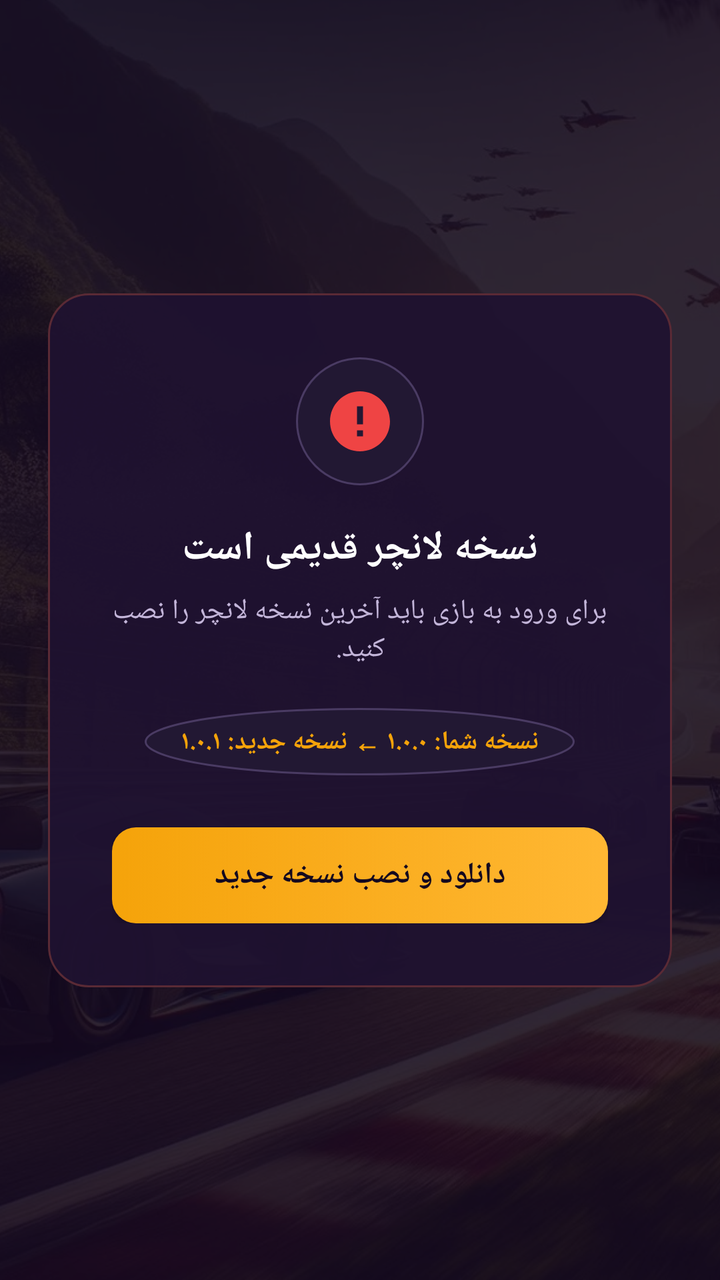
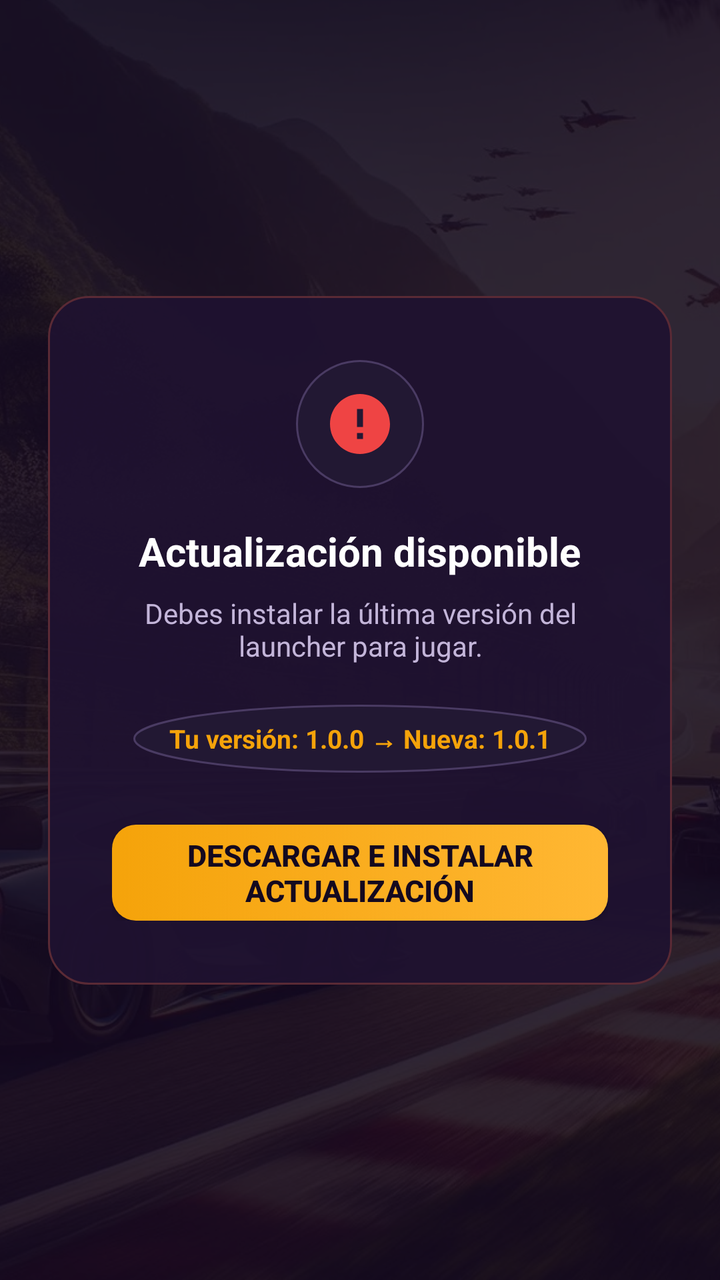

Two renders of the same Android screen: before a commit and after it. Below are the layout's source before the change and the commit's diff.
<!-- AndroidManifest.xml: activity theme Theme.AppCompat.Light.NoActionBar.FullScreen -->
<!-- res/layout/activity_force_update.xml -->
<?xml version="1.0" encoding="utf-8"?>
<androidx.constraintlayout.widget.ConstraintLayout
    xmlns:android="http://schemas.android.com/apk/res/android"
    xmlns:app="http://schemas.android.com/apk/res-auto"
    android:layout_width="match_parent"
    android:layout_height="match_parent"
    android:layoutDirection="rtl">

    
    <ImageView
        android:id="@+id/iv_update_bg"
        android:layout_width="0dp"
        android:layout_height="0dp"
        android:scaleType="centerCrop"
        android:src="@drawable/launcher_home_background"
        app:layout_constraintBottom_toBottomOf="parent"
        app:layout_constraintEnd_toEndOf="parent"
        app:layout_constraintStart_toStartOf="parent"
        app:layout_constraintTop_toTopOf="parent" />

    
    <View
        android:id="@+id/view_update_overlay"
        android:layout_width="0dp"
        android:layout_height="0dp"
        android:background="#E014091F"
        app:layout_constraintBottom_toBottomOf="parent"
        app:layout_constraintEnd_toEndOf="parent"
        app:layout_constraintStart_toStartOf="parent"
        app:layout_constraintTop_toTopOf="parent" />

    
    <LinearLayout
        android:id="@+id/card_force_update"
        android:layout_width="0dp"
        android:layout_height="wrap_content"
        android:orientation="vertical"
        android:background="@drawable/glory_bg_force_update_card"
        android:padding="32dp"
        android:gravity="center_horizontal"
        app:layout_constraintWidth_max="520dp"
        app:layout_constraintStart_toStartOf="parent"
        app:layout_constraintEnd_toEndOf="parent"
        app:layout_constraintTop_toTopOf="parent"
        app:layout_constraintBottom_toBottomOf="parent"
        android:layout_marginStart="24dp"
        android:layout_marginEnd="24dp">

        
        <FrameLayout
            android:layout_width="64dp"
            android:layout_height="64dp"
            android:background="@drawable/glory_bg_step_circle_pending">

            <ImageView
                android:layout_width="36dp"
                android:layout_height="36dp"
                android:layout_gravity="center"
                android:src="@drawable/glory_ic_update_alert" />
        </FrameLayout>

        
        <TextView
            android:id="@+id/tv_update_title"
            android:layout_width="wrap_content"
            android:layout_height="wrap_content"
            android:layout_marginTop="18dp"
            android:text="نسخه لانچر قدیمی است"
            android:textColor="#FFFFFF"
            android:textSize="20sp"
            android:textStyle="bold" />

        
        <TextView
            android:id="@+id/tv_update_desc"
            android:layout_width="wrap_content"
            android:layout_height="wrap_content"
            android:layout_marginTop="8dp"
            android:gravity="center"
            android:text="برای ورود به بازی باید آخرین نسخه لانچر را نصب کنید."
            android:textColor="#C3B5D9"
            android:textSize="14sp" />

        
        <LinearLayout
            android:layout_width="wrap_content"
            android:layout_height="wrap_content"
            android:orientation="horizontal"
            android:layout_marginTop="20dp"
            android:paddingStart="18dp"
            android:paddingEnd="18dp"
            android:paddingTop="8dp"
            android:paddingBottom="8dp"
            android:background="@drawable/glory_bg_step_circle_pending">

            <TextView
                android:id="@+id/tv_version_pill"
                android:layout_width="wrap_content"
                android:layout_height="wrap_content"
                android:text="نسخه شما: ۱.۰.۰ ← نسخه جدید: ۱.۰.۱"
                android:textColor="#F5A30A"
                android:textSize="13sp"
                android:textStyle="bold" />
        </LinearLayout>

        
        <Button
            android:id="@+id/btn_download_apk"
            android:layout_width="match_parent"
            android:layout_height="48dp"
            android:layout_marginTop="26dp"
            android:text="دانلود و نصب نسخه جدید"
            android:textColor="#14091F"
            android:textSize="15sp"
            android:textStyle="bold"
            android:background="@drawable/glory_btn_primary_amber" />
    </LinearLayout>

</androidx.constraintlayout.widget.ConstraintLayout>
<!-- resources referenced by this layout -->
<resources>
  <!-- drawable glory_bg_force_update_card (drawable) -->
  <?xml version="1.0" encoding="utf-8"?>
  <shape xmlns:android="http://schemas.android.com/apk/res/android"
      android:shape="rectangle">
      <solid android:color="#EB1F1230" />
      <stroke
          android:width="1dp"
          android:color="#5A2A35" />
      <corners android:radius="20dp" />
  </shape>
  <!-- drawable glory_bg_step_circle_pending (drawable) -->
  <?xml version="1.0" encoding="utf-8"?>
  <shape xmlns:android="http://schemas.android.com/apk/res/android"
      android:shape="oval">
      <solid android:color="#221833" />
      <stroke
          android:width="1dp"
          android:color="#4A3B63" />
  </shape>
  <!-- drawable glory_btn_primary_amber (drawable) -->
  <?xml version="1.0" encoding="utf-8"?>
  <selector xmlns:android="http://schemas.android.com/apk/res/android">
      <item android:state_pressed="true">
          <shape android:shape="rectangle">
              <corners android:radius="12dp" />
              <gradient
                  android:startColor="#D98A00"
                  android:endColor="#C07600"
                  android:angle="0" />
          </shape>
      </item>
      <item>
          <shape android:shape="rectangle">
              <corners android:radius="12dp" />
              <gradient
                  android:startColor="#F5A30A"
                  android:endColor="#FFB733"
                  android:angle="0" />
          </shape>
      </item>
  </selector>
  <!-- drawable glory_ic_update_alert (drawable) -->
  <?xml version="1.0" encoding="utf-8"?>
  <vector xmlns:android="http://schemas.android.com/apk/res/android"
      android:width="48dp"
      android:height="48dp"
      android:viewportWidth="24"
      android:viewportHeight="24">
      <path
          android:fillColor="#EF4444"
          android:pathData="M12,2C6.48,2 2,6.48 2,12s4.48,10 10,10 10,-4.48 10,-10S17.52,2 12,2zM13,17h-2v-2h2v2zM13,13h-2V7h2v6z" />
  </vector>
  <!-- drawable launcher_home_background: webp bitmap (drawable, 419126 bytes) -->
  <style name="Theme.AppCompat.Light.NoActionBar.FullScreen" parent="@style/Theme.AppCompat.Light.NoActionBar">
          <item name="android:windowNoTitle">true</item>
          <item name="android:windowActionBar">false</item>
          <item name="android:windowFullscreen">true</item>
          <item name="android:windowContentOverlay">@null</item>
          <item name="colorAccent">#ff0000ee</item>
      </style>
</resources>

<!-- the commit's change to res/layout/activity_force_update.xml (unified diff, before → after) -->
@@ -65,7 +65,7 @@
             android:layout_width="wrap_content"
             android:layout_height="wrap_content"
             android:layout_marginTop="18dp"
-            android:text="نسخه لانچر قدیمی است"
+            android:text="Actualización disponible"
             android:textColor="#FFFFFF"
             android:textSize="20sp"
             android:textStyle="bold" />
@@ -77,7 +77,7 @@
             android:layout_height="wrap_content"
             android:layout_marginTop="8dp"
             android:gravity="center"
-            android:text="برای ورود به بازی باید آخرین نسخه لانچر را نصب کنید."
+            android:text="Debes instalar la última versión del launcher para jugar."
             android:textColor="#C3B5D9"
             android:textSize="14sp" />
 
@@ -97,7 +97,7 @@
                 android:id="@+id/tv_version_pill"
                 android:layout_width="wrap_content"
                 android:layout_height="wrap_content"
-                android:text="نسخه شما: ۱.۰.۰ ← نسخه جدید: ۱.۰.۱"
+                android:text="Tu versión: 1.0.0 → Nueva: 1.0.1"
                 android:textColor="#F5A30A"
                 android:textSize="13sp"
                 android:textStyle="bold" />
@@ -109,7 +109,7 @@
             android:layout_width="match_parent"
             android:layout_height="48dp"
             android:layout_marginTop="26dp"
-            android:text="دانلود و نصب نسخه جدید"
+            android:text="Descargar e instalar actualización"
             android:textColor="#14091F"
             android:textSize="15sp"
             android:textStyle="bold"
